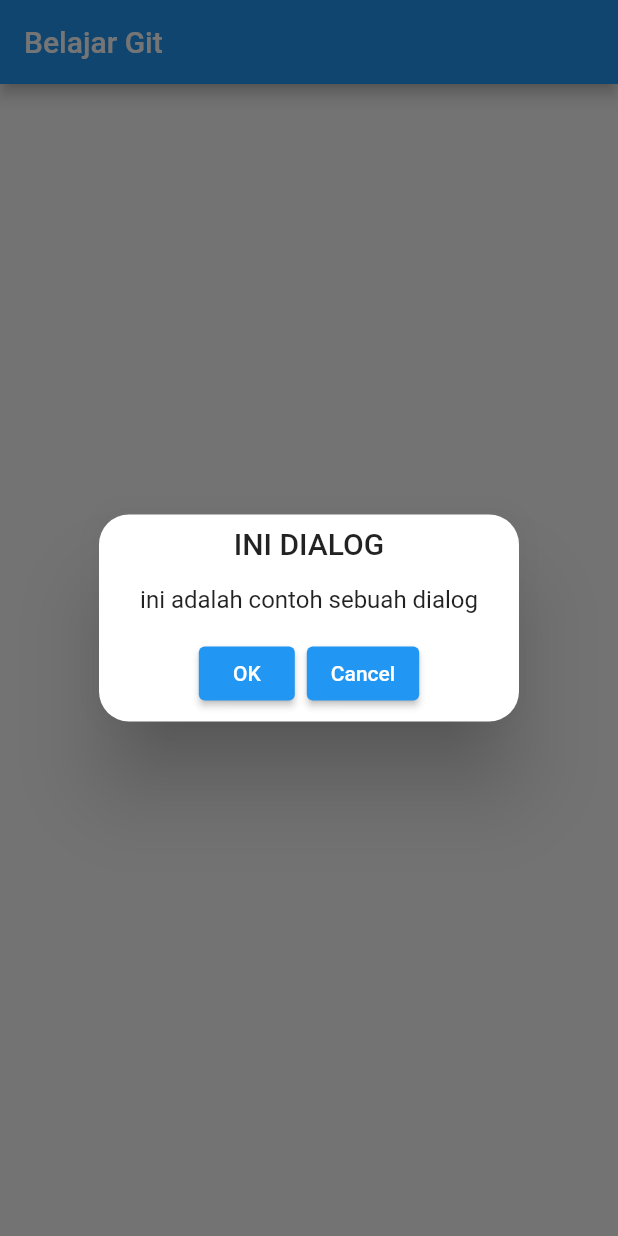
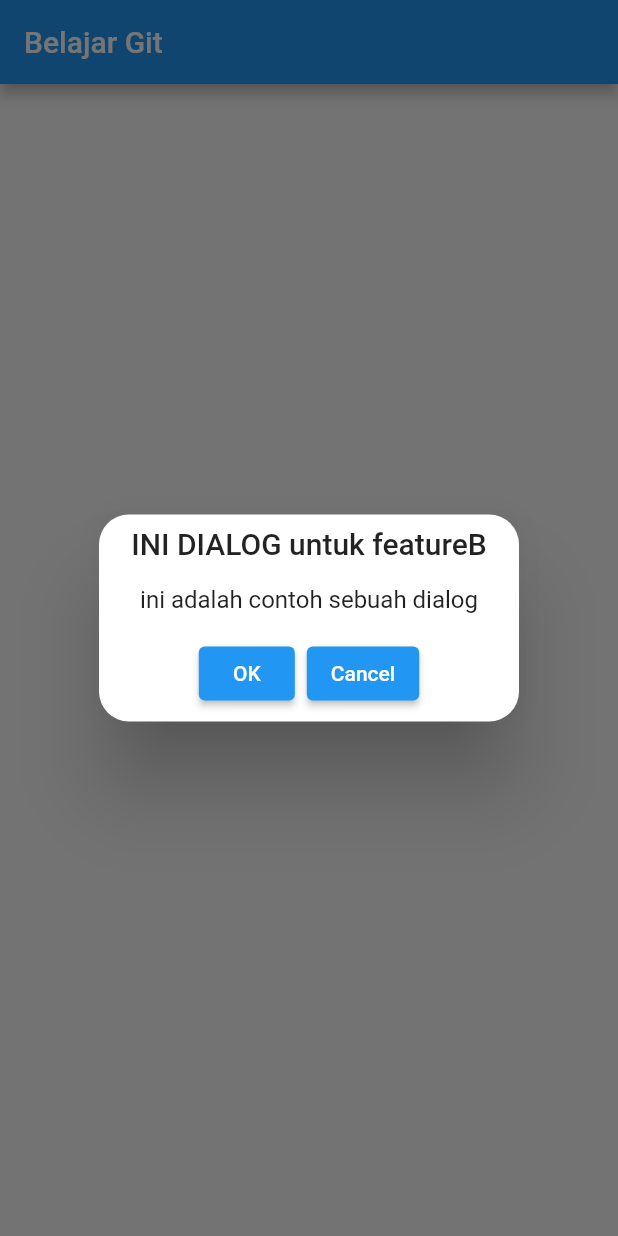
Before and after one commit to khozinnzx/belajar_git, a Flutter app: the screen it shows after launch, after a tap on "Click", on a phone screen of 412 x 824 dp. Run offline on Flutter 3.47's test engine with Material 2 defaults, Android fonts, the phone set to English and light mode, and no system bars; our stand-ins replace get; missing offline and left inert: dart:js.

Commit message:
membuat featureB

```diff
--- a/lib/main.dart
+++ b/lib/main.dart
@@ -33,7 +33,7 @@ class HomePage extends StatelessWidget {
         child: ElevatedButton(
             onPressed: () {
               Get.defaultDialog(
-                  title: 'INI DIALOG',
+                  title: 'INI DIALOG untuk featureB',
                   middleText: 'ini adalah contoh sebuah dialog',
                   actions: [
                     ElevatedButton(onPressed: () {}, child: Text('OK')),
```
